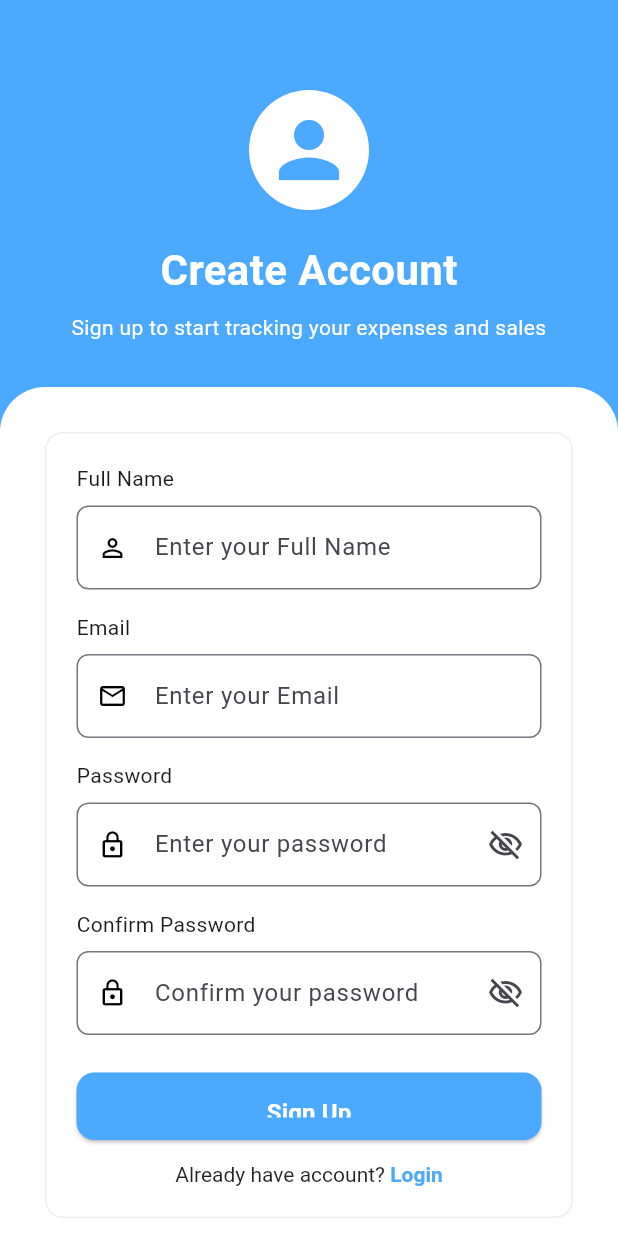
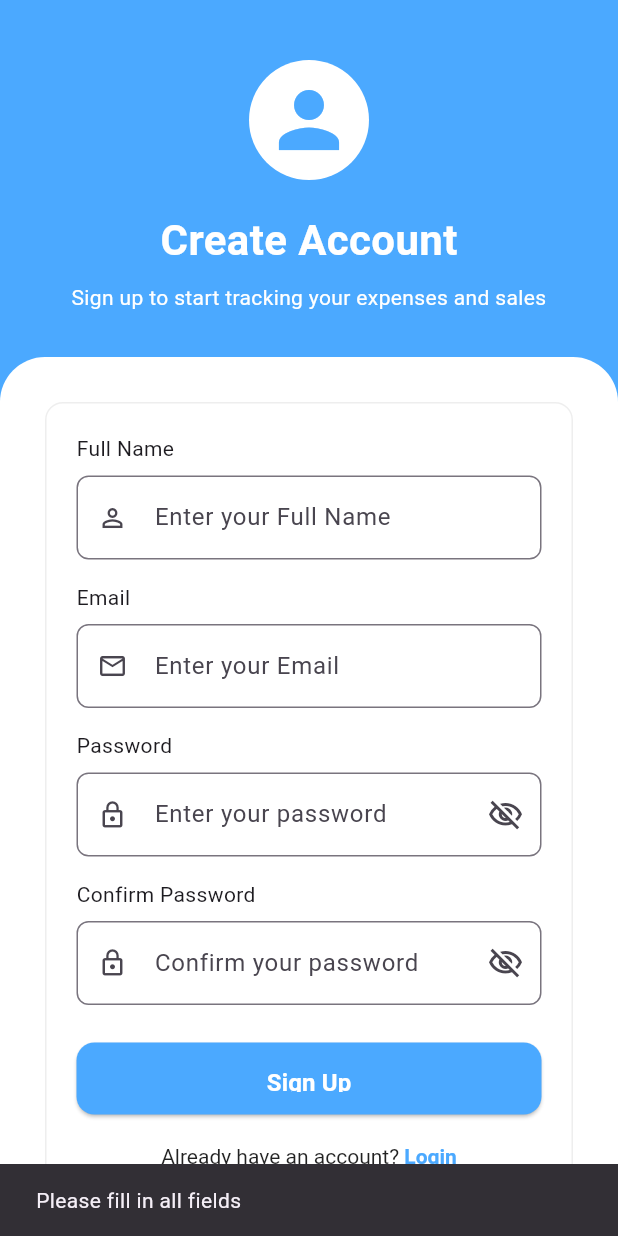
Before and after one commit to Keflo10/kef_group, a Flutter app: the SignupScreen screen opened directly, after a tap on "Sign Up", on a phone screen of 412 x 824 dp. Run offline on Flutter 3.47's test engine with Material 3 defaults, Android fonts, the phone set to English and light mode, and no system bars; our stand-ins replace cloud_firestore, firebase_auth, firebase_core, fl_chart; accounts and stored records are empty; Roboto replaces fonts that are missing (Poppins).

Commit message:
update file

```diff
--- a/lib/pages/auth/signup.dart
+++ b/lib/pages/auth/signup.dart
@@ -2,6 +2,9 @@ import 'package:flutter/gestures.dart';
 import 'package:flutter/material.dart';
 import 'package:flutter/services.dart';
 import 'package:sales_app/core/constants/colors.dart';
+import 'package:sales_app/services/auth_service.dart';
+
+import '../home/home_screen.dart';
 
 class SignupScreen extends StatefulWidget {
   const SignupScreen({super.key});
@@ -18,6 +21,9 @@ class _SignupScreenState extends State<SignupScreen> {
   final TextEditingController confirmPasswordController =
       TextEditingController();
 
+  final AuthService _authService = AuthService();
+  bool _isLoading = false;
+
   // Show/Hide password
   bool _obscurePassword = true;
   bool _obscureConfirmPassword = true;
@@ -31,6 +37,51 @@ class _SignupScreenState extends State<SignupScreen> {
     super.dispose();
   }
 
+  void _signUp() async {
+    final name = nameController.text.trim();
+    final email = emailController.text.trim();
+    final password = passwordController.text.trim();
+    final confirmPassword = confirmPasswordController.text.trim();
+
+    if (name.isEmpty || email.isEmpty || password.isEmpty) {
+      ScaffoldMessenger.of(context).showSnackBar(
+        const SnackBar(content: Text("Please fill in all fields")),
+      );
+      return;
+    }
+
+    if (password != confirmPassword) {
+      ScaffoldMessenger.of(context).showSnackBar(
+        const SnackBar(content: Text("Passwords do not match")),
+      );
+      return;
+    }
+
+    setState(() => _isLoading = true);
+
+    try {
+      await _authService.signUp(
+        email: email,
+        password: password,
+        name: name,
+      );
+      if (mounted) {
+        Navigator.of(context)
+            .pop(); // Go back to login or let wrapper handle it
+      }
+    } catch (e) {
+      if (mounted) {
+        ScaffoldMessenger.of(context).showSnackBar(
+          SnackBar(content: Text(e.toString())),
+        );
+      }
+    } finally {
+      if (mounted) {
+        setState(() => _isLoading = false);
+      }
+    }
+  }
+
   @override
   Widget build(BuildContext context) {
     return AnnotatedRegion<SystemUiOverlayStyle>(
@@ -40,12 +91,16 @@ class _SignupScreenState extends State<SignupScreen> {
       ),
       child: Scaffold(
         backgroundColor: AppColors.primary,
-        body: Column(
+        resizeToAvoidBottomInset: true,
+        body: SafeArea(
+          child: SingleChildScrollView(
+            child: Column(
               children: [
-            // 🔹 Blue header
+                // Blue Header
+
                 Container(
                   width: double.infinity,
-              padding: const EdgeInsets.fromLTRB(24, 60, 24, 30),
+                  padding: const EdgeInsets.fromLTRB(24, 40, 24, 30),
                   child: const Column(
                     crossAxisAlignment: CrossAxisAlignment.center,
                     children: [
@@ -71,16 +126,22 @@ class _SignupScreenState extends State<SignupScreen> {
                       Text(
                         "Sign up to start tracking your expenses and sales",
                         textAlign: TextAlign.center,
-                    style: TextStyle(color: Colors.white, fontSize: 14),
+                        style: TextStyle(
+                          color: Colors.white,
+                          fontSize: 14,
+                        ),
                       ),
                     ],
                   ),
                 ),
 
-            // 🔹 White form section
-            Expanded(
-              child: Container(
+                // container for the white part
+                Container(
                   width: double.infinity,
+                  padding: const EdgeInsets.symmetric(
+                    horizontal: 30,
+                    vertical: 30,
+                  ),
                   decoration: const BoxDecoration(
                     color: Colors.white,
                     borderRadius: BorderRadius.only(
@@ -88,18 +149,12 @@ class _SignupScreenState extends State<SignupScreen> {
                       topRight: Radius.circular(30),
                     ),
                   ),
-                child: SingleChildScrollView(
-                  padding:
-                      const EdgeInsets.symmetric(horizontal: 30, vertical: 30),
-                  child: Column(
-                    children: [
-                      Container(
+                  child: Container(
                     padding: const EdgeInsets.all(20),
                     decoration: BoxDecoration(
                       color: Colors.white,
                       border: Border.all(
                         color: Colors.grey.shade200,
-                            width: 1,
                       ),
                       borderRadius: BorderRadius.circular(12),
                     ),
@@ -107,15 +162,20 @@ class _SignupScreenState extends State<SignupScreen> {
                       crossAxisAlignment: CrossAxisAlignment.start,
                       children: [
                         // Full Name
-                            const Text("Full Name",
-                                style: TextStyle(fontSize: 14)),
+                        const Text(
+                          "Full Name",
+                          style: TextStyle(fontSize: 14),
+                        ),
                         const SizedBox(height: 8),
+
                         TextField(
                           controller: nameController,
                           decoration: InputDecoration(
                             hintText: "Enter your Full Name",
-                                prefixIcon: const Icon(Icons.person_outline,
-                                    size: 20, color: Colors.black),
+                            prefixIcon: const Icon(
+                              Icons.person_outline,
+                              size: 20,
+                            ),
                             border: OutlineInputBorder(
                               borderRadius: BorderRadius.circular(8),
                             ),
@@ -125,15 +185,21 @@ class _SignupScreenState extends State<SignupScreen> {
                         const SizedBox(height: 15),
 
                         // Email
-                            const Text("Email", style: TextStyle(fontSize: 14)),
+                        const Text(
+                          "Email",
+                          style: TextStyle(fontSize: 14),
+                        ),
                         const SizedBox(height: 8),
+
                         TextField(
                           controller: emailController,
                           keyboardType: TextInputType.emailAddress,
                           decoration: InputDecoration(
                             hintText: "Enter your Email",
-                                prefixIcon: const Icon(Icons.email_outlined,
-                                    size: 20, color: Colors.black),
+                            prefixIcon: const Icon(
+                              Icons.email_outlined,
+                              size: 20,
+                            ),
                             border: OutlineInputBorder(
                               borderRadius: BorderRadius.circular(8),
                             ),
@@ -142,17 +208,22 @@ class _SignupScreenState extends State<SignupScreen> {
 
                         const SizedBox(height: 15),
 
-                            // Password with eye toggle
-                            const Text("Password",
-                                style: TextStyle(fontSize: 14)),
+                        // Password
+                        const Text(
+                          "Password",
+                          style: TextStyle(fontSize: 14),
+                        ),
                         const SizedBox(height: 8),
+
                         TextField(
                           controller: passwordController,
                           obscureText: _obscurePassword,
                           decoration: InputDecoration(
                             hintText: "Enter your password",
-                                prefixIcon: const Icon(Icons.lock_outline,
-                                    size: 20, color: Colors.black),
+                            prefixIcon: const Icon(
+                              Icons.lock_outline,
+                              size: 20,
+                            ),
                             suffixIcon: IconButton(
                               icon: Icon(
                                 _obscurePassword
@@ -173,17 +244,22 @@ class _SignupScreenState extends State<SignupScreen> {
 
                         const SizedBox(height: 15),
 
-                            // Confirm Password with eye toggle
-                            const Text("Confirm Password",
-                                style: TextStyle(fontSize: 14)),
+                        // Confirm Password
+                        const Text(
+                          "Confirm Password",
+                          style: TextStyle(fontSize: 14),
+                        ),
                         const SizedBox(height: 8),
+
                         TextField(
                           controller: confirmPasswordController,
                           obscureText: _obscureConfirmPassword,
                           decoration: InputDecoration(
                             hintText: "Confirm your password",
-                                prefixIcon: const Icon(Icons.lock_outline,
-                                    size: 20, color: Colors.black),
+                            prefixIcon: const Icon(
+                              Icons.lock_outline,
+                              size: 20,
+                            ),
                             suffixIcon: IconButton(
                               icon: Icon(
                                 _obscureConfirmPassword
@@ -205,14 +281,12 @@ class _SignupScreenState extends State<SignupScreen> {
 
                         const SizedBox(height: 25),
 
-                            // Sign Up button
+                        // Sign Up Button
                         SizedBox(
                           width: double.infinity,
-                              height: 45,
+                          height: 48,
                           child: ElevatedButton(
-                                onPressed: () {
-                                  // Register user
-                                },
+                            onPressed: _isLoading ? null : _signUp,
                             style: ElevatedButton.styleFrom(
                               backgroundColor: AppColors.primary,
                               foregroundColor: Colors.white,
@@ -220,7 +294,16 @@ class _SignupScreenState extends State<SignupScreen> {
                                 borderRadius: BorderRadius.circular(12),
                               ),
                             ),
-                                child: const Text(
+                            child: _isLoading
+                                ? const SizedBox(
+                                    height: 20,
+                                    width: 20,
+                                    child: CircularProgressIndicator(
+                                      color: Colors.white,
+                                      strokeWidth: 2,
+                                    ),
+                                  )
+                                : const Text(
                                     "Sign Up",
                                     style: TextStyle(
                                       fontSize: 16,
@@ -230,9 +313,9 @@ class _SignupScreenState extends State<SignupScreen> {
                           ),
                         ),
 
-                            const SizedBox(height: 15),
+                        const SizedBox(height: 20),
 
-                            // Back to Login
+                        // Login Link
                         Center(
                           child: RichText(
                             text: TextSpan(
@@ -242,7 +325,7 @@ class _SignupScreenState extends State<SignupScreen> {
                               ),
                               children: [
                                 const TextSpan(
-                                      text: "Already have account? ",
+                                  text: "Already have an account? ",
                                 ),
                                 TextSpan(
                                   text: "Login",
@@ -262,15 +345,12 @@ class _SignupScreenState extends State<SignupScreen> {
                       ],
                     ),
                   ),
-                      const SizedBox(height: 40),
+                ),
               ],
             ),
           ),
         ),
       ),
-          ],
-        ),
-      ),
     );
   }
 }
```
Also changed, not shown: lib/pages/auth/login.dart (+50 -19 lines), lib/pages/home/home_screen.dart (+11 -31 lines), lib/pages/transactions/add_transaction_screen.dart (+53 -15 lines), lib/services/auth_service.dart (+17 -0 lines), lib/services/firestore_service.dart (+12 -4 lines), lib/core/widgets/custom_header.dart (added). Lines whose indentation alone changed are shown as unchanged.
